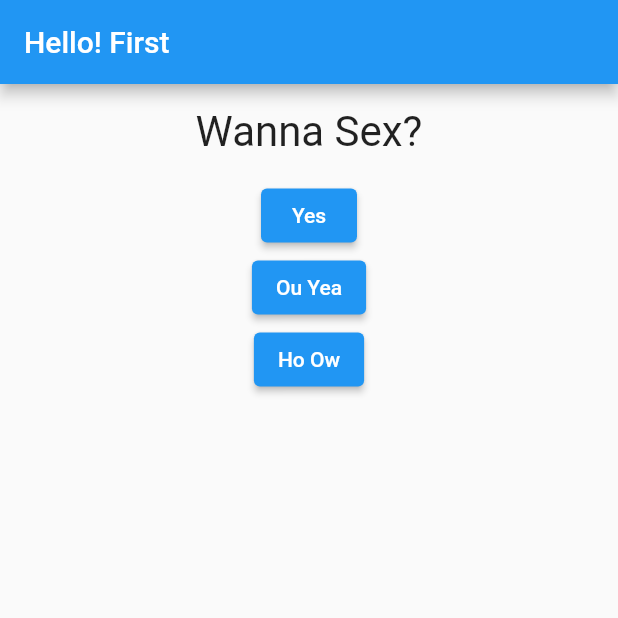
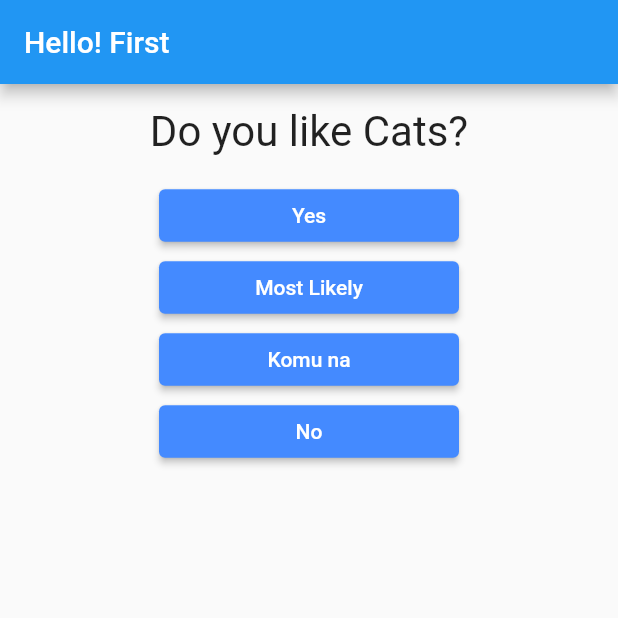
Before and after one commit to watch-r/very_first_app, a Flutter app: the screen it shows after launch, on a phone screen of 412 x 824 dp, the top half of it. Run offline on Flutter 3.47's test engine with Material 2 defaults, Android fonts, the phone set to English and light mode, and no system bars.

Commit message:
Basic Done

```diff
--- /dev/null
+++ b/lib/answer.dart
@@ -0,0 +1,24 @@
+import 'package:flutter/material.dart';
+
+class Answer extends StatelessWidget {
+  final Function selectHandler;
+  final String answer;
+
+  Answer(this.selectHandler, this.answer);
+
+  @override
+  Widget build(BuildContext context) {
+    return Container(
+      // width: double.infinity,
+      child: ElevatedButton(
+        onPressed: selectHandler,
+        child: Text(answer),
+        style: ElevatedButton.styleFrom(
+          minimumSize: Size(200, 35),
+          padding: EdgeInsets.all(5),
+          backgroundColor: Colors.blueAccent,
+        ),
+      ),
+    );
+  }
+}
--- a/lib/main.dart
+++ b/lib/main.dart
@@ -1,6 +1,7 @@
 import 'package:flutter/material.dart';
 
 import './question.dart';
+import './answer.dart';
 
 void main() => runApp(MyApp());
 
@@ -22,28 +23,108 @@ class _MyAppState extends State<MyApp> {
   @override
   Widget build(BuildContext ctx) {
     var questions = [
-      'Wanna Sex?',
-      'How old are you?',
+      {
+        'question': 'Do you like Cats?',
+        'answers': [
+          'Yes',
+          'Most Likely',
+          'Komu na',
+          'No',
+        ]
+      },
+      {
+        'question': 'Do you like Dogs?',
+        'answers': [
+          'Yes',
+          'Most Likely',
+          'Komu na',
+          'No',
+        ]
+      },
+      {
+        'question': 'Do you like Biriyani?',
+        'answers': [
+          'Yes',
+          'Most Likely',
+          'Komu na',
+          'No',
+        ]
+      },
+      {
+        'question': 'Do you like Shutki?',
+        'answers': [
+          'Yes',
+          'Most Likely',
+          'Komu na',
+          'No',
+        ]
+      },
+      {
+        'question': 'Do you like Vegetables?',
+        'answers': [
+          'Yes',
+          'Most Likely',
+          'Jani na',
+          'No',
+        ]
+      },
+      {
+        'question': 'Are you a Vegan?',
+        'answers': [
+          'Yes',
+          'Most Likely',
+          'I love Kobe Beef',
+          'No',
+        ]
+      },
+      {
+        'question': 'Do you like Meat?',
+        'answers': [
+          'Yes',
+          'Most Likely',
+          'Komu na',
+          'No',
+        ]
+      },
+      {
+        'question': 'Are you Gay?',
+        'answers': [
+          'Yes',
+          'Most Likely',
+          'Tor Nani Gay',
+          'No',
+        ]
+      },
+      {
+        'question': 'Are you the Picchimagi?',
+        'answers': [
+          'Yes',
+          'Most Likely',
+          'Tui magi',
+          'No',
+        ]
+      },
+      {
+        'question': 'Are you Badbuzz?',
+        'answers': [
+          'Yes',
+          'Most Likely',
+          'Tre Kn Komu ?',
+          'No',
+        ]
+      },
     ];
     return MaterialApp(
       home: Scaffold(
         appBar: AppBar(title: Text('Hello! First')),
         body: Column(children: [
           Question(
-            questions[_questionIndex],
+            questions[_questionIndex]['question'],
           ),
-          ElevatedButton(
-            onPressed: _answerQuestion,
-            child: Text('Yes'),
-          ),
-          ElevatedButton(
-            onPressed: () => print('Answer 3'),
-            child: Text('Ou Yea'),
-          ),
-          ElevatedButton(
-            onPressed: _answerQuestion,
-            child: Text('Ho Ow'),
-          )
+          ...(questions[_questionIndex]['answers'] as List<String>)
+              .map((answer) {
+            return Answer(_answerQuestion, answer);
+          }).toList()
         ]),
       ),
     );
```
